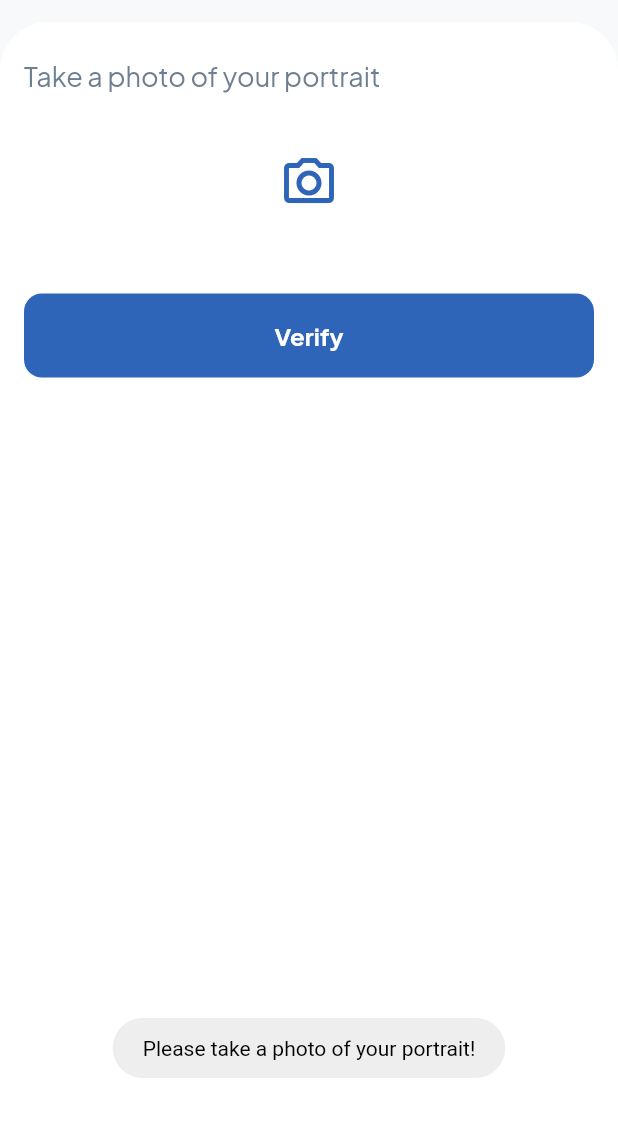
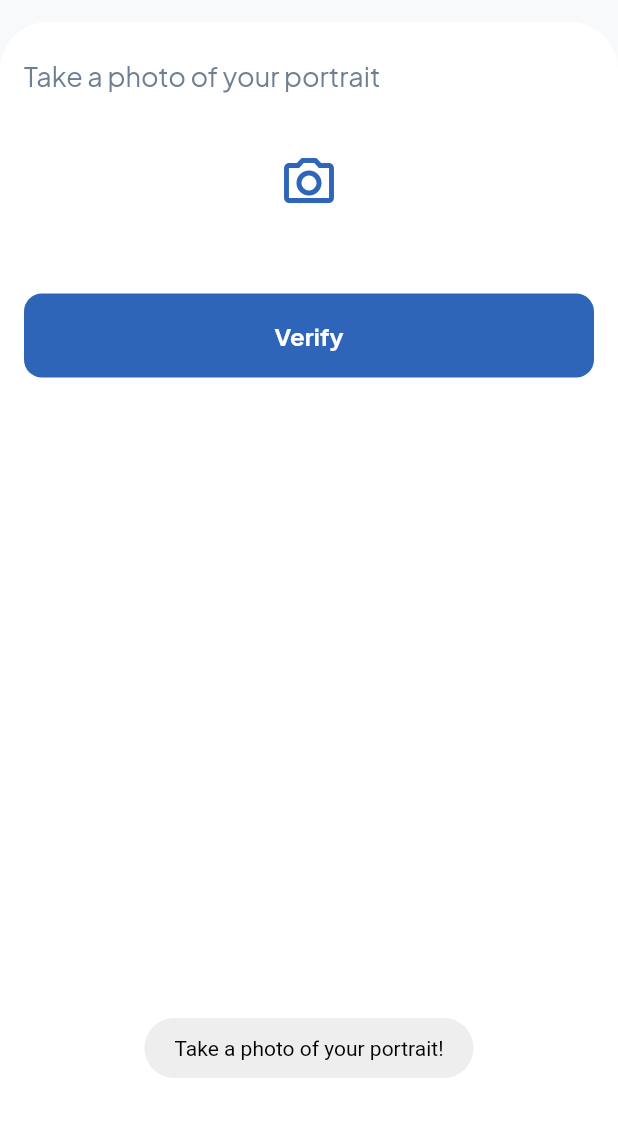
Before and after one commit to tranduc01/fsa-mobile, a Flutter app: the VerifyFaceScreen screen opened directly with empty values, after a tap on "Verify", on a phone screen of 412 x 824 dp, the part 62-1199 px from its top. Run offline on Flutter 3.47's test engine with Material 2 defaults, Android fonts, the light colour scheme and no system bars; drawn by our look-alikes of nb_utils; our stand-ins replace cached_network_image, camera, carousel_slider, file_picker, firebase_auth, firebase_core and 18 more; missing offline and left inert: appinio_video_player, audio_session, date_count_down, flutter_custom_tabs, flutter_mentions, flutter_portal and 9 more; accounts and stored records are empty; generated files the repository leaves out were written again; network calls fail.

Commit message:
keep working on localization

```diff
--- a/lib/language/language_en.dart
+++ b/lib/language/language_en.dart
@@ -1,6 +1,27 @@
 import 'package:socialv/language/languages.dart';
 
 class LanguageEn extends BaseLanguage {
+  @override
+  String get verifyWarningFace => "Please keep your face on the camera!";
+  @override
+  String get verifyWarning => "Take a photo of your portrait!";
+  @override
+  String get verifySuccess => "User Verify Successfully!";
+  @override
+  String get lblVerify => "Verify";
+  @override
+  String get takePhotoPortrait => "Take a photo of your portrait";
+  @override
+  String get takePhotoWarningFrame => "Please place your ID card in the frame";
+  @override
+  String get takePhotoWarning =>
+      "Pleases take a photo of your front and back Identity Card";
+  @override
+  String get takePhotoBack => "Take a photo of the back of your ID card";
+  @override
+  String get takePhotoFront => "Take a photo of the front of your ID card";
+  @override
+  String get verifyIdCard => "Verify Your Identity";
   @override
   String get viewResult => "View Result";
   @override
--- a/lib/language/language_vi.dart
+++ b/lib/language/language_vi.dart
@@ -1,6 +1,30 @@
 import 'package:socialv/language/languages.dart';
 
 class LanguageVi extends BaseLanguage {
+  @override
+  String get verifyWarningFace => "Hãy giữ khuôn mặt của bạn trên máy ảnh!";
+  @override
+  String get verifyWarning => "Chụp ảnh chân dung của bạn!";
+  @override
+  String get verifySuccess => "Xác thực thành công!";
+  @override
+  String get lblVerify => "Xác thực";
+  @override
+  String get takePhotoPortrait => "Chụp ảnh chân dung của bạn";
+  @override
+  String get takePhotoWarningFrame =>
+      "Vui lòng di chuyển thẻ của bạn vào đúng khung hình";
+  @override
+  String get takePhotoWarning =>
+      "Vui lòng chụp mặt trước và sau Thẻ căn cước/CMND/CCCD của bạn";
+  @override
+  String get takePhotoBack =>
+      "Vui lòng chụp mặt sau Thẻ căn cước/CMND/CCCD của bạn";
+  @override
+  String get takePhotoFront =>
+      "Vui lòng chụp mặt trước Thẻ căn cước/CMND/CCCD của bạn";
+  @override
+  String get verifyIdCard => "Xác minh chứng minh nhân dân";
   @override
   String get viewResult => "Xem kết quả";
   @override
--- a/lib/language/languages.dart
+++ b/lib/language/languages.dart
@@ -3,6 +3,16 @@ import 'package:flutter/material.dart';
 abstract class BaseLanguage {
   static BaseLanguage? of(BuildContext context) =>
       Localizations.of<BaseLanguage>(context, BaseLanguage);
+  String get verifyWarningFace;
+  String get verifyWarning;
+  String get verifySuccess;
+  String get lblVerify;
+  String get takePhotoPortrait;
+  String get takePhotoWarningFrame;
+  String get takePhotoWarning;
+  String get takePhotoFront;
+  String get takePhotoBack;
+  String get verifyIdCard;
   String get viewResult;
   String get expertiseBy;
   String get expertiseRequestStatus;
--- a/lib/screens/profile/components/verify_Id_card_component.dart
+++ b/lib/screens/profile/components/verify_Id_card_component.dart
@@ -75,7 +75,7 @@ class _VerifyIdCardComponentState extends State<VerifyIdCardComponent> {
                 children: [
                   24.height,
                   Text(
-                    "Take a photo of the front of your ID card",
+                    language.takePhotoFront,
                     style: primaryTextStyle(
                         color: appStore.isDarkMode ? bodyDark : bodyWhite,
                         size: 18),
@@ -133,7 +133,7 @@ class _VerifyIdCardComponentState extends State<VerifyIdCardComponent> {
                   ).paddingAll(16),
                   20.height,
                   Text(
-                    "Take a photo of the back of your ID card",
+                    language.takePhotoBack,
                     style: primaryTextStyle(
                         color: appStore.isDarkMode ? bodyDark : bodyWhite,
                         size: 18),
@@ -193,7 +193,7 @@ class _VerifyIdCardComponentState extends State<VerifyIdCardComponent> {
                   Align(
                     alignment: Alignment.center,
                     child: appButton(
-                      text: 'Continue',
+                      text: language.lblContinue,
                       onTap: () async {
                         if (frontIdMedia != null && backIdMedia != null) {
                           showDialog(
@@ -221,8 +221,7 @@ class _VerifyIdCardComponentState extends State<VerifyIdCardComponent> {
                             );
                           }
                         } else {
-                          toast(
-                              'Pleases take a photo of your front and back Identity Card');
+                          toast(language.takePhotoWarning);
                         }
                       },
                       context: context,
@@ -335,7 +334,7 @@ class _VerifyIdCardComponentState extends State<VerifyIdCardComponent> {
                   setState(() {});
                   Navigator.pop(context);
                 } else {
-                  toast('Please place your ID card in the frameeee!');
+                  toast(language.takePhotoWarningFrame);
                 }
               },
             ),
--- a/lib/screens/profile/components/verify_face_component.dart
+++ b/lib/screens/profile/components/verify_face_component.dart
@@ -77,7 +77,7 @@ class _VerifyFaceComponentState extends State<VerifyFaceComponent> {
                 children: [
                   24.height,
                   Text(
-                    "Take a photo of your portrait",
+                    language.takePhotoPortrait,
                     style: primaryTextStyle(
                         color: appStore.isDarkMode ? bodyDark : bodyWhite,
                         size: 18),
@@ -137,7 +137,7 @@ class _VerifyFaceComponentState extends State<VerifyFaceComponent> {
                   Align(
                     alignment: Alignment.center,
                     child: appButton(
-                      text: 'Verify',
+                      text: language.lblVerify,
                       onTap: () async {
                         if (portraitMedia != null) {
                           showDialog(
@@ -151,7 +151,7 @@ class _VerifyFaceComponentState extends State<VerifyFaceComponent> {
                           if (userController.isVerifySuccess.value) {
                             Navigator.pop(context);
                             userController.user.value.isVerified = true;
-                            toast('User Verify Successfully!');
+                            toast(language.verifySuccess);
                             userController.saveUser(userController.user.value);
                             Navigator.pop(context);
                             Navigator.pop(context);
@@ -167,7 +167,7 @@ class _VerifyFaceComponentState extends State<VerifyFaceComponent> {
                             );
                           }
                         } else {
-                          toast('Please take a photo of your portrait!');
+                          toast(language.verifyWarning);
                         }
                       },
                       context: context,
@@ -263,7 +263,7 @@ class _VerifyFaceComponentState extends State<VerifyFaceComponent> {
                   setState(() {});
                   Navigator.pop(context);
                 } else {
-                  toast('Please keep your face on the camera!');
+                  toast(language.verifyWarningFace);
                 }
               },
             ),
--- a/lib/screens/profile/screens/verify_face_screen.dart
+++ b/lib/screens/profile/screens/verify_face_screen.dart
@@ -1,5 +1,6 @@
 import 'package:flutter/material.dart';
 import 'package:nb_utils/nb_utils.dart';
+import 'package:socialv/main.dart';
 import 'package:socialv/screens/profile/components/verify_face_component.dart';
 import '../../../models/common_models.dart';
 import '../../../models/posts/media_model.dart';
@@ -60,7 +61,7 @@ class _VerifyFaceState extends State<VerifyFaceScreen> {
     return Scaffold(
       appBar: AppBar(
         backgroundColor: context.scaffoldBackgroundColor,
-        title: Text('Verify Your Identity', style: boldTextStyle(size: 20)),
+        title: Text(language.verifyIdCard, style: boldTextStyle(size: 20)),
         elevation: 0,
         centerTitle: true,
       ),
--- a/lib/screens/profile/screens/verify_id_card_screen.dart
+++ b/lib/screens/profile/screens/verify_id_card_screen.dart
@@ -1,5 +1,6 @@
 import 'package:flutter/material.dart';
 import 'package:nb_utils/nb_utils.dart';
+import 'package:socialv/main.dart';
 import 'package:socialv/screens/profile/components/verify_Id_card_component.dart';
 import '../../../models/posts/media_model.dart';
 
@@ -58,7 +59,7 @@ class _VerifyIdCardState extends State<VerifyIdCardScreen> {
     return Scaffold(
       appBar: AppBar(
         backgroundColor: context.scaffoldBackgroundColor,
-        title: Text('Verify Your Identity', style: boldTextStyle(size: 20)),
+        title: Text(language.verifyIdCard, style: boldTextStyle(size: 20)),
         elevation: 0,
         centerTitle: true,
         leading: IconButton(
```
